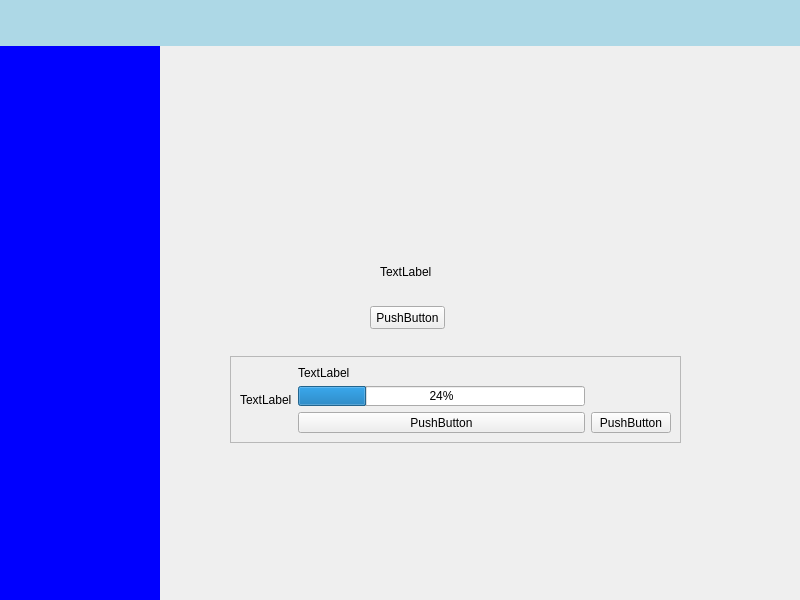
Before: the Qt Designer form mainwindow.ui in leihiudung/EnlargePicture, drawn with Qt 5.
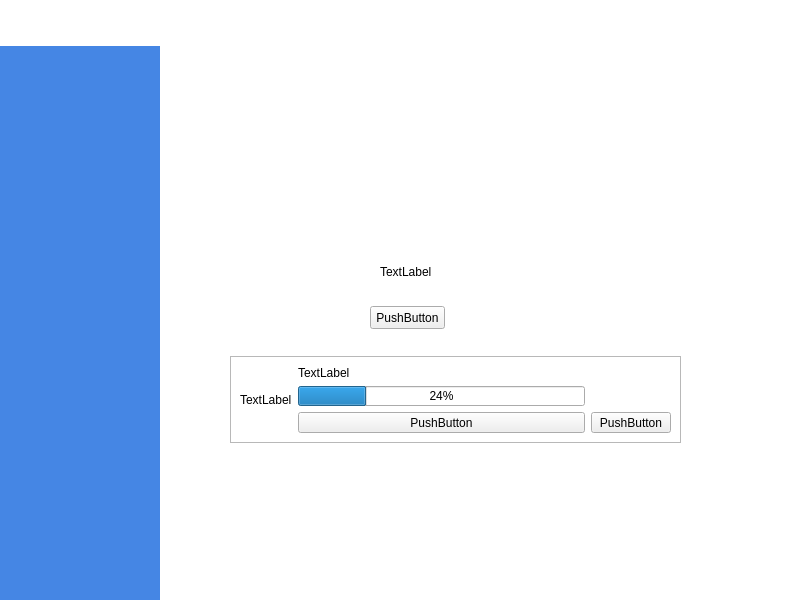
After: the same form once the commit is applied.

The edit to the form file:
```diff
--- a/mainwindow.ui
+++ b/mainwindow.ui
@@ -26,6 +26,11 @@
    <set>QMainWindow::AnimatedDocks|QMainWindow::ForceTabbedDocks</set>
   </property>
   <widget class="QWidget" name="centralwidget">
+   <property name="styleSheet">
+    <string notr="true">#centralwidget {
+background-color: white;
+}</string>
+   </property>
    <layout class="QVBoxLayout" name="verticalLayout" stretch="1,12">
     <property name="spacing">
      <number>0</number>
@@ -46,7 +51,7 @@
      <widget class="QWidget" name="widget" native="true">
       <property name="styleSheet">
        <string notr="true">#widget {
-background-color: lightblue;
+background-color: #fff;
 border:none;
 }</string>
       </property>
@@ -54,6 +59,9 @@
     </item>
     <item>
      <widget class="QWidget" name="widget_2" native="true">
+      <property name="styleSheet">
+       <string notr="true">#widget_2 {\nbackground-color: white;\n}</string>
+      </property>
       <layout class="QHBoxLayout" name="horizontalLayout" stretch="2,8">
        <property name="spacing">
         <number>0</number>
@@ -71,10 +79,10 @@
         <number>0</number>
        </property>
        <item>
-        <widget class="QListView" name="listView">
+        <widget class="QListWidget" name="listWidget">
          <property name="styleSheet">
-          <string notr="true">#listView {
-background-color: blue;
+          <string notr="true">#listWidget {
+background-color: #4586E4;
 border: none;
 }</string>
          </property>
```
